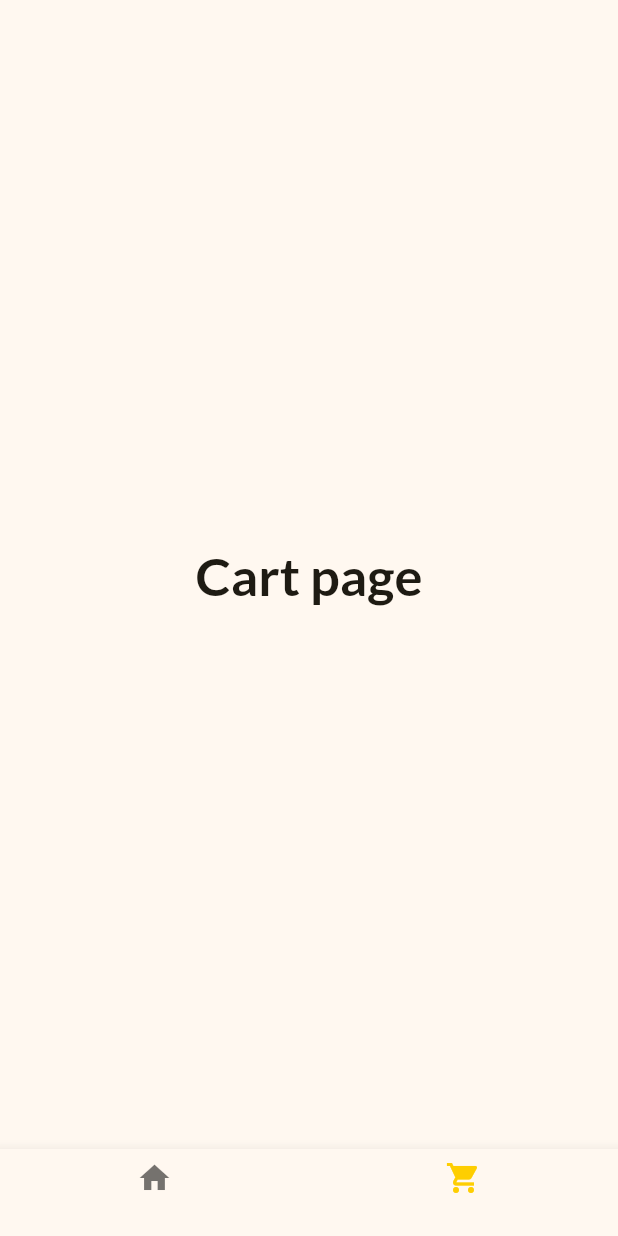
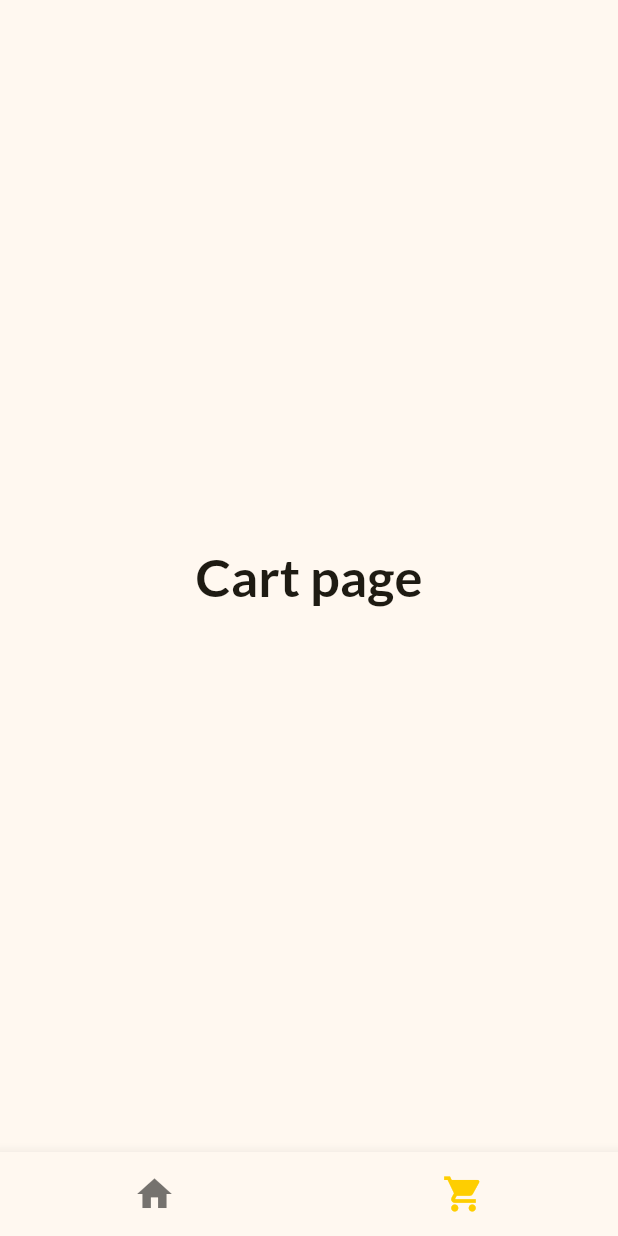
Before and after one commit to Akshit2807/shopping_app, a Flutter app: the screen it shows after launch, item 2 of the bottom bar chosen, on a phone screen of 412 x 824 dp. Run offline on Flutter 3.47's test engine with Material 3 defaults, Android fonts, the phone set to English and light mode, and no system bars; our stand-ins replace google_fonts.

Commit message:
modified bottom navigation

```diff
--- a/lib/home_page.dart
+++ b/lib/home_page.dart
@@ -21,7 +21,10 @@ class _HomePageState extends State<HomePage> {
   @override
   Widget build(BuildContext context) {
     return Scaffold(
-      body: pages[currentPage],
+      body: IndexedStack(
+        index: currentPage,
+        children: pages,
+      ),
       bottomNavigationBar: BottomNavigationBar(
         onTap: (value) {
           setState(() {
@@ -29,6 +32,9 @@ class _HomePageState extends State<HomePage> {
           });
         },
         currentIndex: currentPage,
+        iconSize: 28,
+        selectedFontSize: 0,
+        unselectedFontSize: 0,
         items: const [
           BottomNavigationBarItem(icon: Icon(Icons.home), label: ''),
           BottomNavigationBarItem(icon: Icon(Icons.shopping_cart), label: ''),
```
